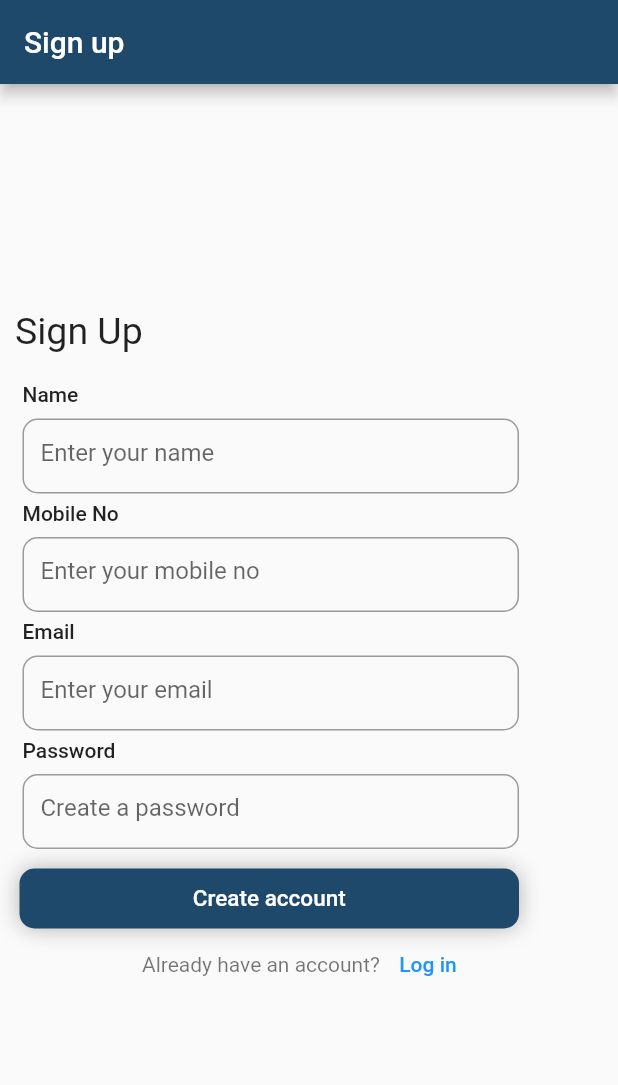
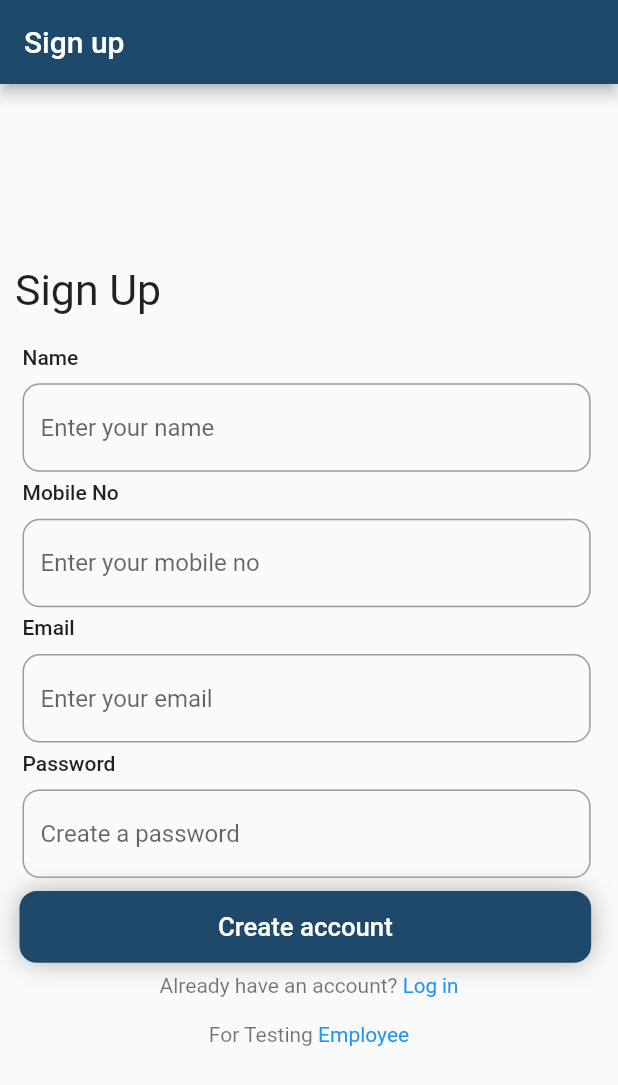
Before and after one commit to Hisham079/Employe, a Flutter app: the screen it shows after launch, on a phone screen of 412 x 824 dp. Shown: the top 1085 px of the screen. Run offline on Flutter 3.47's test engine with Material 2 defaults, Android fonts, the phone set to English and light mode, and no system bars; our stand-ins replace bloc, cloud_firestore, firebase_auth, firebase_core, flutter_bloc, flutter_screenutil and 1 more; accounts and stored records are empty; Roboto replaces fonts that are missing (Laila, Rowdies).

Commit message:
second commit

```diff
--- a/lib/main.dart
+++ b/lib/main.dart
@@ -1,6 +1,7 @@
 import 'package:employe_project/signup/view/signup.dart';
 import 'package:firebase_core/firebase_core.dart';
 import 'package:flutter/material.dart';
+import 'package:flutter_screenutil/flutter_screenutil.dart';
 
 Future<void> main() async {
   WidgetsFlutterBinding.ensureInitialized();
@@ -14,21 +15,10 @@ class MyApp extends StatelessWidget {
   // This widget is the root of your application.
   @override
   Widget build(BuildContext context) {
-    return MaterialApp(
-      title: 'Flutter Demo',
-      theme: ThemeData(
-        // This is the theme of your application.
-        //
-        // Try running your application with "flutter run". You'll see the
-        // application has a blue toolbar. Then, without quitting the app, try
-        // changing the primarySwatch below to Colors.green and then invoke
-        // "hot reload" (press "r" in the console where you ran "flutter run",
-        // or simply save your changes to "hot reload" in a Flutter IDE).
-        // Notice that the counter didn't reset back to zero; the application
-        // is not restarted.
-        primarySwatch: Colors.blue,
-      ),
-      home:SignupPage()
+    return ScreenUtilInit(
+      builder: (context, child) {
+        return MaterialApp(home: SignupPage());
+      },
     );
   }
 }
--- a/lib/signin/bloc/signin_event.dart
+++ b/lib/signin/bloc/signin_event.dart
@@ -4,6 +4,7 @@ part of 'signin_bloc.dart';
 abstract class SigninEvent {}
 class UserLoginEvent extends SigninEvent {
   UserLoginEvent({required this.email, required this.password});
+
   String email;
   String password;
 }
--- a/lib/signin/bloc/signin_state.dart
+++ b/lib/signin/bloc/signin_state.dart
@@ -1,10 +1,10 @@
 part of 'signin_bloc.dart';
-
 
 abstract class SigninState {}
 
 class SigninInitial extends SigninState {}
-class LoginSuccess extends SigninState {}
+
+class LoginSucces extends SigninState {}
 
 class LoginFailed extends SigninState {
   LoginFailed({required this.error_message});
--- a/lib/signup/bloc/authentication_bloc.dart
+++ b/lib/signup/bloc/authentication_bloc.dart
@@ -1,19 +1,31 @@
 import 'package:bloc/bloc.dart';
+import 'package:cloud_firestore/cloud_firestore.dart';
 import 'package:firebase_auth/firebase_auth.dart';
-import 'package:meta/meta.dart';
+
+import '../../model/userdetailModel.dart';
+import '../../signin/bloc/signin_bloc.dart';
+
 
 part 'authentication_event.dart';
 part 'authentication_state.dart';
 
-class AuthenticationBloc
-    extends Bloc<AuthenticationEvent, AuthenticationState> {
+class AuthenticationBloc extends Bloc<SigninEvent, AuthenticationState> {
   AuthenticationBloc() : super(AuthenticationInitial()) {
-    on<AuthenticationEvent>((event, emit) async {
+    on<SigninEvent>((event, emit) async {
       if (event is UserRegisterEvent) {
         final FirebaseAuth _auth = FirebaseAuth.instance;
+        final UserStoring _storing = UserStoring();
         try {
           final user_credential = await _auth.createUserWithEmailAndPassword(
               email: event.email, password: event.password);
+
+          UserDetails user = UserDetails(
+              email: event.email,
+              id: user_credential.user!.uid.toString(),
+              mobileno: event.mobileNo,
+              name: event.name);
+          await _storing.saveUserDetails(user: user);
+
           emit(RegisterSuccess());
         } on FirebaseAuthException catch (e) {
           print(e.code);
@@ -23,3 +35,14 @@ class AuthenticationBloc
     });
   }
 }
+
+class UserStoring {
+  final FirebaseFirestore _firebaseFirestore = FirebaseFirestore.instance;
+  final FirebaseAuth _auth = FirebaseAuth.instance;
+  Future saveUserDetails({required UserDetails user}) async {
+    await _firebaseFirestore
+        .collection("usersdetails")
+        .doc(_auth.currentUser!.uid)
+        .set(user.toJson());
+  }
+}
--- a/lib/signup/bloc/authentication_event.dart
+++ b/lib/signup/bloc/authentication_event.dart
@@ -3,14 +3,14 @@ part of 'authentication_bloc.dart';
 
 abstract class AuthenticationEvent {}
 
-class UserRegisterEvent extends AuthenticationEvent {
+class UserRegisterEvent extends SigninEvent {
   UserRegisterEvent(
       {required this.name,
-      required this.mobile_no,
+      required this.mobileNo,
       required this.email,
       required this.password});
   String name;
-  String mobile_no;
+  String mobileNo;
   String email;
   String password;
 }
--- a/lib/signup/view/signup.dart
+++ b/lib/signup/view/signup.dart
@@ -1,13 +1,14 @@
-import 'package:employe_project/home/view/home_page.dart';
 import 'package:employe_project/signin/view/signin.dart';
 import 'package:employe_project/signup/view/widget/button_widget.dart';
 import 'package:employe_project/signup/view/widget/text_field.dart';
 import 'package:flutter/material.dart';
-import 'package:flutter/src/widgets/container.dart';
+
 import 'package:flutter/src/widgets/framework.dart';
 import 'package:flutter_bloc/flutter_bloc.dart';
+import 'package:flutter_screenutil/flutter_screenutil.dart';
 import 'package:google_fonts/google_fonts.dart';
 
+import '../../home/view/homePage.dart';
 import '../bloc/authentication_bloc.dart';
 
 class SignupPage extends StatelessWidget {
@@ -20,23 +21,7 @@ class SignupPage extends StatelessWidget {
   @override
   Widget build(BuildContext context) {
     final auth_bloc = AuthenticationBloc();
-    return
-        // BlocProvider(
-        //   create: (context) => auth_bloc,
-        //   child: BlocListener<AuthenticationBloc, AuthenticationState>(
-        //     listener: (context, state) {
-        //       if (state is RegisterSuccess) {
-        //         Get.to(SigninPage());
-        //       } else {
-        //         ScaffoldMessenger.of(context).showSnackBar(
-        //           SnackBar(
-        //             content: Text('Register Failed'),
-        //           ),
-        //         );
-        //       }
-        //     },
-        //child:
-        BlocProvider(
+    return BlocProvider(
       create: (context) => auth_bloc,
       child: BlocListener<AuthenticationBloc, AuthenticationState>(
         listener: (context, state) {
@@ -44,7 +29,7 @@ class SignupPage extends StatelessWidget {
             Navigator.push(
                 context,
                 MaterialPageRoute(
-                  builder: (context) => HomePage(),
+                  builder: (context) => SigninPage(),
                 ));
           } else {
             ScaffoldMessenger.of(context)
@@ -63,10 +48,10 @@ class SignupPage extends StatelessWidget {
               children: [
                 Padding(
                   padding:
-                      const EdgeInsets.only(left: 10, top: 150, bottom: 20),
+                      const EdgeInsets.only(left: 10, top: 120, bottom: 20),
                   child: Text(
                     'Sign Up',
-                    style: GoogleFonts.rowdies(fontSize: 25),
+                    style: GoogleFonts.rowdies(fontSize: 25.sp),
                   ),
                 ),
                 TextFieldWdgt(
@@ -84,10 +69,56 @@ class SignupPage extends StatelessWidget {
                   name: 'Email',
                   hint: 'Enter your email',
                 ),
-                TextFieldWdgt(
+                Padding(
+                  padding: const EdgeInsets.only(left: 15),
+                  child: Text(
+                    'Password',
+                    style: TextStyle(fontWeight: FontWeight.w500),
+                  ),
+                ),
+                SizedBox(
+                  height: 8.h,
+                ),
+                Padding(
+                  padding: const EdgeInsets.only(left: 15),
+                  child: SizedBox(
+                    height: 50.h,
+                    width: 331.w,
+                    child: TextFormField(
+                      obscureText: true,
+                      enableSuggestions: false,
+                      autocorrect: false,
                       controller: _passwordController,
-                  name: 'Password',
-                  hint: 'Create a password',
+                      decoration: InputDecoration(
+                          border: OutlineInputBorder(
+                              borderRadius: BorderRadius.circular(10.r)),
+                          hintText: 'Create a password'),
+                    ),
+                  ),
+                ),
+                GestureDetector(
+                  onTap: () {
+                    auth_bloc.add(UserRegisterEvent(
+                        name: _nameController.text,
+                        mobileNo: _phoneNoController.text,
+                        email: _emailController.text,
+                        password: _passwordController.text));
+                  },
+                  child: BtnWdgt(
+                    name: 'Create account',
+                    raduis: 10,
+                    clr: Color.fromARGB(255, 31, 73, 107),
+                  ),
+                ),
+                SizedBox(
+                  height: 30,
+                  width: double.infinity,
+                  child: Row(
+                    mainAxisAlignment: MainAxisAlignment.center,
+                    children: [
+                      Text(
+                        'Already have an account?',
+                        style: GoogleFonts.laila(color: Colors.black54),
                       ),
                       GestureDetector(
                           onTap: () {
@@ -96,35 +127,38 @@ class SignupPage extends StatelessWidget {
                                 MaterialPageRoute(
                                   builder: (context) => SigninPage(),
                                 ));
-                    auth_bloc.add(UserRegisterEvent(
-                        name: _nameController.text,
-                        mobile_no: _phoneNoController.text,
-                        email: _emailController.text,
-                        password: _emailController.text));
                           },
-                  child: BtnWdgt(
-                    name: 'Create account',
-                    raduis: 10,
-                    clr: Color.fromARGB(255, 31, 73, 107),
+                          child: Text(
+                            ' Log in',
+                            style: TextStyle(color: Colors.blue, fontSize: 12.sp),
+                          ))
+                    ],
                   ),
                 ),
-                Row(
+                SizedBox(
+                  height: 30.h,
+                  width: double.infinity,
+                  child: Row(
                     mainAxisAlignment: MainAxisAlignment.center,
                     children: [
                       Text(
-                      'Already have an account?',
+                        'For Testing',
                         style: GoogleFonts.laila(color: Colors.black54),
                       ),
-                    TextButton(
-                        onPressed: () {
+                      GestureDetector(
+                          onTap: () {
                             Navigator.push(
                                 context,
                                 MaterialPageRoute(
                                   builder: (context) => HomePage(),
                                 ));
                           },
-                        child: Text('Log in'))
+                          child: Text(
+                            ' Employee',
+                            style: TextStyle(color: Colors.blue),
+                          ))
                     ],
+                  ),
                 )
               ],
             ),
--- a/lib/signup/view/widget/button_widget.dart
+++ b/lib/signup/view/widget/button_widget.dart
@@ -1,6 +1,7 @@
 import 'package:flutter/material.dart';
 import 'package:flutter/src/widgets/container.dart';
 import 'package:flutter/src/widgets/framework.dart';
+import 'package:flutter_screenutil/flutter_screenutil.dart';
 import 'package:google_fonts/google_fonts.dart';
 
 class BtnWdgt extends StatelessWidget {
@@ -21,14 +22,14 @@ class BtnWdgt extends StatelessWidget {
       child: Padding(
         padding: const EdgeInsets.only(left: 5),
         child: Container(
-            height: 40,
-            width: 333,
+            height: 40.h,
+            width: 333.w,
             decoration: BoxDecoration(
-                borderRadius: BorderRadius.circular(10),
+                borderRadius: BorderRadius.circular(10.r),
                 color: clr,
                 boxShadow: [
                   BoxShadow(
-                      blurRadius: 12,
+                      blurRadius: 12.r,
                       color: Color.fromARGB(255, 178, 177, 177))
                 ]),
             child: Center(
@@ -36,7 +37,7 @@ class BtnWdgt extends StatelessWidget {
               name,
               style: GoogleFonts.laila(
 
-                  fontSize: 15,
+                  fontSize: 15.sp,
                   fontWeight: FontWeight.w500,
                   color: Colors.white),
             ))),
--- a/lib/signup/view/widget/text_field.dart
+++ b/lib/signup/view/widget/text_field.dart
@@ -1,12 +1,19 @@
 import 'package:flutter/material.dart';
 import 'package:flutter/src/widgets/container.dart';
 import 'package:flutter/src/widgets/framework.dart';
+import 'package:flutter_screenutil/flutter_screenutil.dart';
 
 class TextFieldWdgt extends StatelessWidget {
-  TextFieldWdgt({super.key,required this.hint, required this.name,required this.controller});
+  TextFieldWdgt(
+      {super.key,
+      required this.hint,
+      required this.name,
+      required this.controller,
+     });
   String name;
   String hint;
   TextEditingController controller;
+
 
   @override
   Widget build(BuildContext context) {
@@ -24,16 +31,17 @@ class TextFieldWdgt extends StatelessWidget {
               style: TextStyle(fontWeight: FontWeight.w500),
             ),
             SizedBox(
-              height: 8,
+              height: 8.h,
             ),
             SizedBox(
-              height: 50,
-              width: 331,
+              height: 50.h,
+              width: 331.w,
               child: TextFormField(
+
                 controller: controller,
                 decoration: InputDecoration(
                     border: OutlineInputBorder(
-                        borderRadius: BorderRadius.circular(10)),
+                        borderRadius: BorderRadius.circular(10.r)),
                     hintText: hint),
               ),
             ),
--- a/pubspec.yaml
+++ b/pubspec.yaml
@@ -44,6 +44,7 @@ dependencies:
   cloud_firestore: ^4.3.1
   firebase_database: ^10.0.9
   firebase_storage: ^11.0.10
+  flutter_screenutil: ^5.6.0
 
 dev_dependencies:
   flutter_test:
```
Also changed, not shown: lib/database_manager/databaseManager.dart (deleted, +0 -18 lines), lib/home/view/homePage.dart (added, +145 -0 lines), lib/home/view/home_page.dart (deleted, +0 -104 lines), lib/model/employeDataModel.dart (renamed from lib/model/employe_data_model.dart, +8 -8 lines), lib/signin/bloc/signin_bloc.dart (+6 -12 lines), lib/signin/view/signin.dart (+45 -36 lines), lib/model/signupModel.dart (renamed from lib/model/signup_model.dart), lib/model/userdetailModel.dart (renamed from lib/model/userdetail_model.dart), pubspec.lock, 1 other file. Lines whose indentation alone changed are shown as unchanged.
